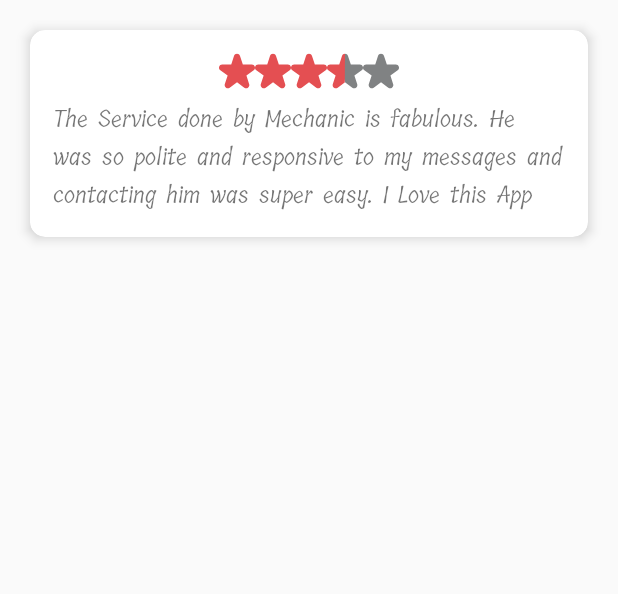
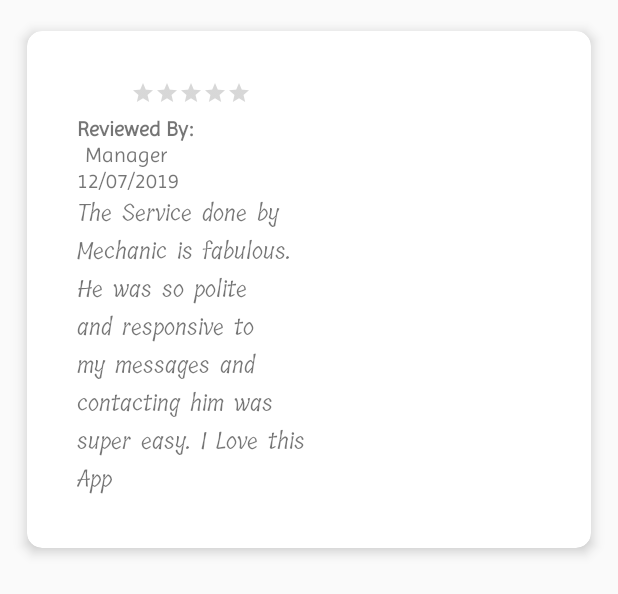
Before and after one commit to abhinendra23/Scan2Equip-Mechanic, an Android app: the layout review_item.xml on its own in the app's theme, with its tools: preview values and no code run, on a phone screen of 412 x 824 dp. Shown: the top 594 px of the screen. Run offline under Robolectric (Android 15) with nearby library versions, the phone set to English and light mode, and no system bars.

Commit message:
Review added

```diff
--- a/app/src/main/res/layout/content_profile.xml
+++ b/app/src/main/res/layout/content_profile.xml
@@ -12,11 +12,12 @@
     <TextView
         android:layout_width="match_parent"
         android:layout_height="wrap_content"
+        android:layout_marginTop="10dp"
         android:text="Reviews:-"
         android:textStyle="bold"
         android:fontFamily="@font/imprima"
         android:textSize="18sp"
-        android:textColor="#000"
+        android:textColor="#0087E1"
         android:layout_marginLeft="10dp"
         />
     <androidx.recyclerview.widget.RecyclerView
--- a/app/src/main/res/layout/review_item.xml
+++ b/app/src/main/res/layout/review_item.xml
@@ -1,16 +1,26 @@
 <?xml version="1.0" encoding="utf-8"?>
 <androidx.cardview.widget.CardView xmlns:android="http://schemas.android.com/apk/res/android"
-    android:layout_width="wrap_content"
+    android:layout_width="match_parent"
     android:layout_height="wrap_content"
     xmlns:app="http://schemas.android.com/apk/res-auto"
     android:id="@+id/review_card"
-    android:layout_margin="20dp"
+    android:layout_margin="10dp"
     app:cardCornerRadius="10dp"
     app:cardElevation="5dp"
+    app:cardUseCompatPadding="true"
    >
+    <RelativeLayout
+        android:layout_width="wrap_content"
+        android:layout_height="wrap_content"
+        android:layout_margin="18dp">
+        <RelativeLayout
+            android:layout_width="match_parent"
+            android:layout_height="wrap_content"
+            >
+
     <LinearLayout
-        android:layout_width="match_parent"
-        android:layout_height="match_parent"
+        android:layout_width="wrap_content"
+        android:layout_height="wrap_content"
         android:orientation="vertical"
         android:padding="15dp"
         >
@@ -22,51 +32,67 @@
         android:layout_gravity="center_horizontal"
         android:layout_marginBottom="7dp"
         >
-        <ImageView
-            android:layout_width="24dp"
-            android:layout_height="24dp"
-            android:src="@drawable/ic_star_fill"
-            android:id="@+id/star1"
-            />
+        <RatingBar
+            android:layout_width="wrap_content"
+            android:layout_height="wrap_content"
+            android:id="@+id/rating_bar"
+            style="@style/Widget.AppCompat.RatingBar.Small"
+            android:stepSize="0.5"
+            android:max="5"
+            android:isIndicator="true"
+            android:focusable="false"
+            ></RatingBar>
+    </LinearLayout>
 
-        <ImageView
-            android:layout_width="24dp"
-            android:layout_height="24dp"
-            android:src="@drawable/ic_star_fill"
-            android:id="@+id/star2"
-            />
-        <ImageView
-            android:layout_width="24dp"
-            android:layout_height="24dp"
-            android:src="@drawable/ic_star_fill"
-            android:id="@+id/star3"
-            />
-        <ImageView
-            android:layout_width="24dp"
-            android:layout_height="24dp"
-            android:src="@drawable/ic_star_half"
-            android:id="@+id/star4"
-            />
-        <ImageView
-            android:layout_width="24dp"
-            android:layout_height="24dp"
-            android:src="@drawable/ic_star_empty"
-            android:id="@+id/star5"
-            />
-    </LinearLayout>
+            <LinearLayout
+                android:layout_width="wrap_content"
+                android:layout_height="wrap_content"
+                android:orientation="vertical"
+                android:layout_alignParentLeft="true"
+                >
+            <TextView
+                android:layout_width="wrap_content"
+                android:layout_height="wrap_content"
+                android:text="Reviewed By:"
+                android:fontFamily="@font/imprima"
+                android:textStyle="bold"
+                />
+            <TextView
+                android:layout_width="wrap_content"
+                android:layout_height="wrap_content"
+                android:text="Manager"
+                android:id="@+id/manager_name"
+                android:layout_marginLeft="5dp"
+                android:fontFamily="@font/imprima"
+                />
+            </LinearLayout>
+            <TextView
+                android:layout_width="wrap_content"
+                android:layout_height="wrap_content"
+                android:id="@+id/review_date"
+                android:layout_alignParentRight="true"
+                android:text="12/07/2019"
+                android:fontFamily="@font/imprima"
+                android:layout_marginEnd="10dp"
+                />
+
     <LinearLayout
         android:layout_width="wrap_content"
         android:layout_height="wrap_content"
-
         >
         <TextView
             android:layout_width="wrap_content"
             android:layout_height="wrap_content"
             android:text="@string/review_mesg"
             android:textSize="15sp"
+            android:maxEms="6"
+            android:singleLine="false"
+            app:autoSizeTextType="uniform"
             android:id="@+id/review_mesg_tv"
             android:fontFamily="@font/tillana"
             />
     </LinearLayout>
     </LinearLayout>
+        </RelativeLayout>
+    </RelativeLayout>
 </androidx.cardview.widget.CardView>
```
Also changed, not shown: app/src/main/java/com/example/mechanic/adapters/ReviewAdapter.java (+23 -12 lines), app/src/main/java/com/example/mechanic/fragments/ProfileFragment.java (+45 -0 lines).
